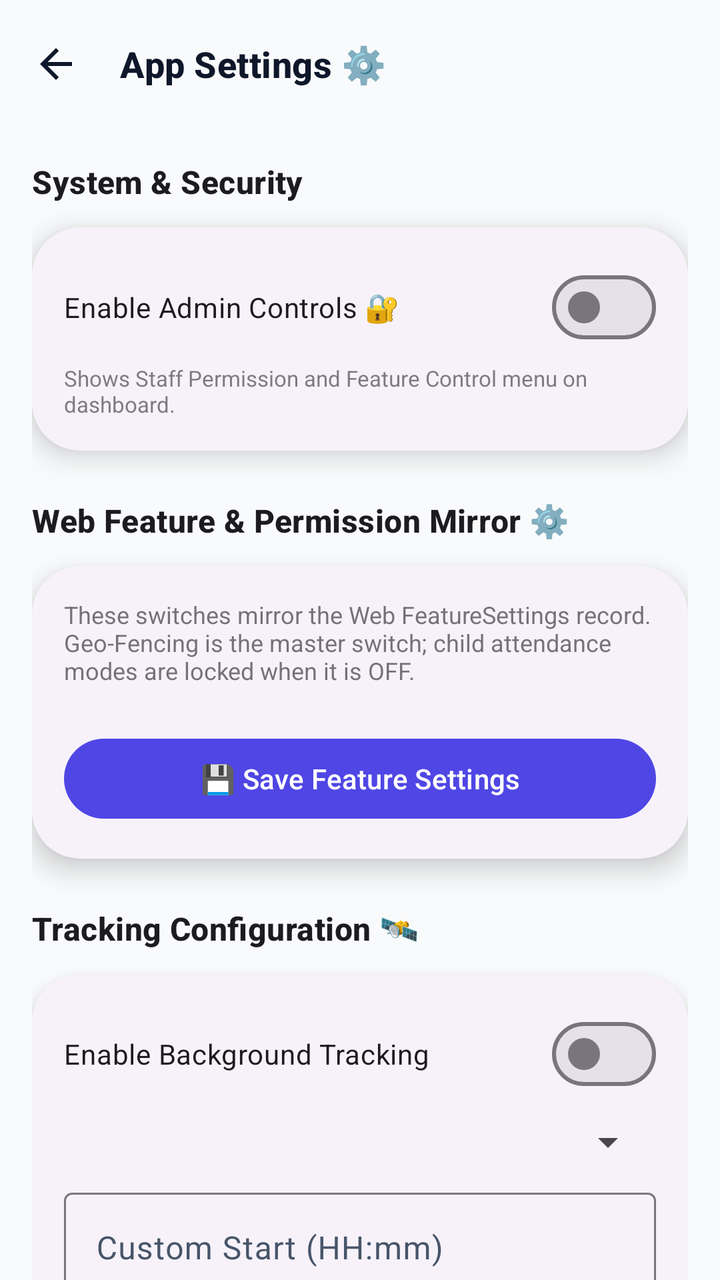
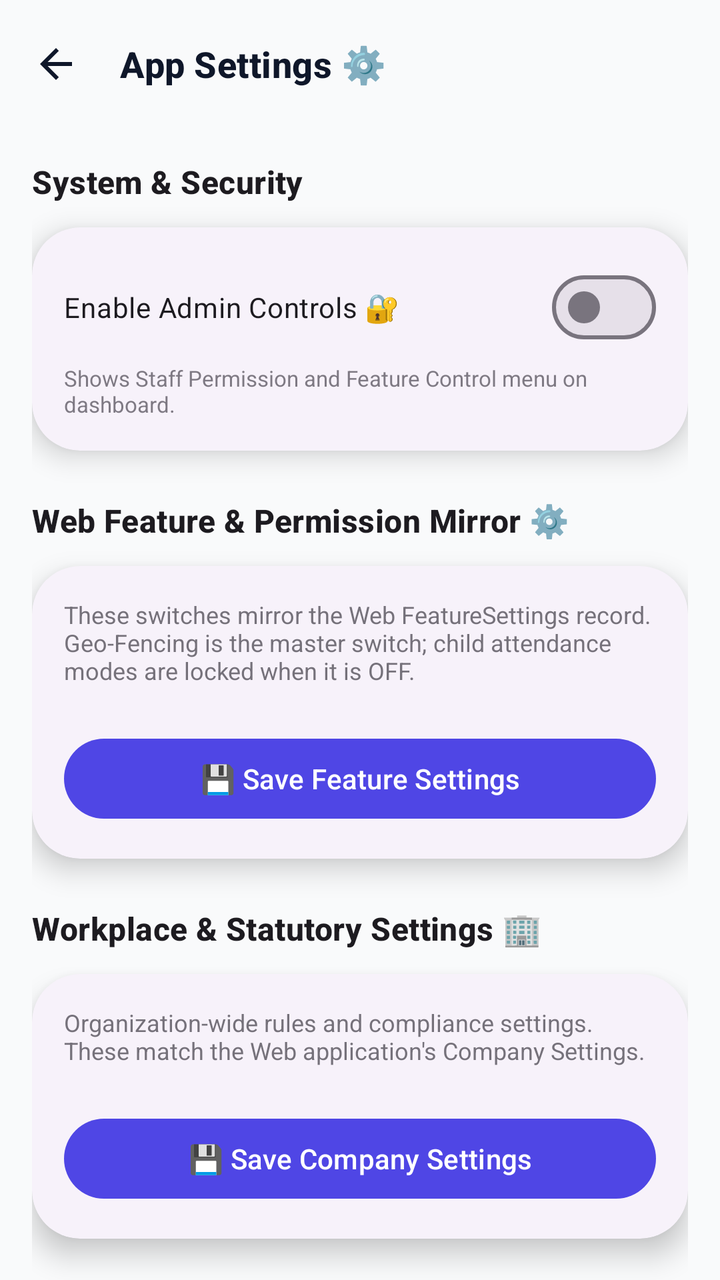

Screens rendered from an Android XML layout before and after an edit, with the pre-edit source and the edit as a unified diff.
<!-- AndroidManifest.xml: application theme Theme.Biometric -->
<!-- res/layout/activity_settings.xml -->
<?xml version="1.0" encoding="utf-8"?>
<androidx.coordinatorlayout.widget.CoordinatorLayout xmlns:android="http://schemas.android.com/apk/res/android"
    xmlns:app="http://schemas.android.com/apk/res-auto"
    xmlns:tools="http://schemas.android.com/tools"
    android:layout_width="match_parent"
    android:layout_height="match_parent"
    android:background="@color/window_background"
    android:fitsSystemWindows="true">

    <com.google.android.material.appbar.AppBarLayout
        android:layout_width="match_parent"
        android:layout_height="wrap_content"
        android:background="@android:color/transparent"
        app:elevation="0dp">

        <com.google.android.material.appbar.MaterialToolbar
            android:id="@+id/toolbar"
            android:layout_width="match_parent"
            android:layout_height="?attr/actionBarSize"
            app:navigationIcon="@drawable/ic_back"
            app:title="@string/title_app_settings"
            app:titleCentered="false"
            app:titleTextAppearance="@style/PremiumToolbarTitle" />

    </com.google.android.material.appbar.AppBarLayout>

    <androidx.core.widget.NestedScrollView
        android:layout_width="match_parent"
        android:layout_height="match_parent"
        android:fillViewport="true"
        app:layout_behavior="@string/appbar_scrolling_view_behavior">

        <LinearLayout
            android:layout_width="match_parent"
            android:layout_height="wrap_content"
            android:orientation="vertical"
            android:padding="16dp">

            <TextView
                android:layout_width="wrap_content"
                android:layout_height="wrap_content"
                android:text="System &amp; Security"
                android:textAppearance="@style/TextAppearance.Material3.TitleMedium"
                android:textStyle="bold"
                android:layout_marginBottom="12dp" />

            <com.google.android.material.card.MaterialCardView
                style="@style/PremiumCardView"
                android:layout_width="match_parent"
                android:layout_height="wrap_content"
                android:layout_marginBottom="24dp">
                <LinearLayout
                    android:layout_width="match_parent"
                    android:layout_height="wrap_content"
                    android:orientation="vertical"
                    android:padding="16dp">

                    <com.google.android.material.materialswitch.MaterialSwitch
                        android:id="@+id/switchAdminControls"
                        android:layout_width="match_parent"
                        android:layout_height="wrap_content"
                        android:text="Enable Admin Controls 🔐" />

                    <TextView
                        android:layout_width="match_parent"
                        android:layout_height="wrap_content"
                        android:text="Shows Staff Permission and Feature Control menu on dashboard."
                        android:textSize="11sp"
                        android:alpha="0.7"
                        android:layout_marginTop="4dp" />
                </LinearLayout>
            </com.google.android.material.card.MaterialCardView>

            <TextView
                android:layout_width="wrap_content"
                android:layout_height="wrap_content"
                android:text="Web Feature &amp; Permission Mirror ⚙️"
                android:textAppearance="@style/TextAppearance.Material3.TitleMedium"
                android:textStyle="bold"
                android:layout_marginBottom="12dp" />

            <com.google.android.material.card.MaterialCardView
                style="@style/PremiumCardView"
                android:layout_width="match_parent"
                android:layout_height="wrap_content"
                android:layout_marginBottom="24dp">
                <LinearLayout
                    android:layout_width="match_parent"
                    android:layout_height="wrap_content"
                    android:orientation="vertical"
                    android:padding="16dp">
                    <TextView
                        android:layout_width="match_parent"
                        android:layout_height="wrap_content"
                        android:text="These switches mirror the Web FeatureSettings record. Geo-Fencing is the master switch; child attendance modes are locked when it is OFF."
                        android:textSize="12sp"
                        android:alpha="0.75"
                        android:layout_marginBottom="10dp" />
                    <LinearLayout
                        android:id="@+id/featureToggleContainer"
                        android:layout_width="match_parent"
                        android:layout_height="wrap_content"
                        android:orientation="vertical" />
                    <com.google.android.material.button.MaterialButton
                        android:id="@+id/btnSaveFeatureSettings"
                        android:layout_width="match_parent"
                        android:layout_height="wrap_content"
                        android:text="💾 Save Feature Settings"
                        android:layout_marginTop="12dp" />
                </LinearLayout>
            </com.google.android.material.card.MaterialCardView>

            <TextView
                android:layout_width="wrap_content"
                android:layout_height="wrap_content"
                android:text="Tracking Configuration 🛰️"
                android:textAppearance="@style/TextAppearance.Material3.TitleMedium"
                android:textStyle="bold"
                android:layout_marginBottom="12dp" />

            <com.google.android.material.card.MaterialCardView
                style="@style/PremiumCardView"
                android:layout_width="match_parent"
                android:layout_height="wrap_content"
                android:layout_marginBottom="24dp">
                <LinearLayout
                    android:layout_width="match_parent"
                    android:layout_height="wrap_content"
                    android:orientation="vertical"
                    android:padding="16dp">
                    <com.google.android.material.materialswitch.MaterialSwitch
                        android:id="@+id/switchTrackingEnabled"
                        android:layout_width="match_parent"
                        android:layout_height="wrap_content"
                        android:text="Enable Background Tracking" />
                    <Spinner
                        android:id="@+id/spinnerTrackingMode"
                        android:layout_width="match_parent"
                        android:layout_height="wrap_content"
                        android:layout_marginTop="8dp" />
                    <com.google.android.material.textfield.TextInputLayout
                        android:layout_width="match_parent"
                        android:layout_height="wrap_content"
                        android:layout_marginTop="8dp"
                        android:hint="Custom Start (HH:mm)">
                        <com.google.android.material.textfield.TextInputEditText
                            android:id="@+id/editTrackingCustomStart"
                            android:layout_width="match_parent"
                            android:layout_height="wrap_content"
                            android:inputType="time" />
                    </com.google.android.material.textfield.TextInputLayout>
                    <com.google.android.material.textfield.TextInputLayout
                        android:layout_width="match_parent"
                        android:layout_height="wrap_content"
                        android:layout_marginTop="8dp"
                        android:hint="Custom End (HH:mm)">
                        <com.google.android.material.textfield.TextInputEditText
                            android:id="@+id/editTrackingCustomEnd"
                            android:layout_width="match_parent"
                            android:layout_height="wrap_content"
                            android:inputType="time" />
                    </com.google.android.material.textfield.TextInputLayout>
                    <com.google.android.material.textfield.TextInputLayout
                        android:layout_width="match_parent"
                        android:layout_height="wrap_content"
                        android:layout_marginTop="8dp"
                        android:hint="Tracking interval (seconds, 15-3600)">
                        <com.google.android.material.textfield.TextInputEditText
                            android:id="@+id/editTrackingInterval"
                            android:layout_width="match_parent"
                            android:layout_height="wrap_content"
                            android:inputType="number" />
                    </com.google.android.material.textfield.TextInputLayout>
                    <TextView
                        android:id="@+id/textTrackingConfigSource"
                        android:layout_width="match_parent"
                        android:layout_height="wrap_content"
                        android:text="Firebase-authoritative configuration"
                        android:textSize="11sp"
                        android:alpha="0.7"
                        android:layout_marginTop="8dp" />
                    <com.google.android.material.button.MaterialButton
                        android:id="@+id/btnSaveTrackingConfiguration"
                        android:layout_width="match_parent"
                        android:layout_height="wrap_content"
                        android:text="💾 Save Tracking Configuration"
                        android:layout_marginTop="10dp" />
                </LinearLayout>
            </com.google.android.material.card.MaterialCardView>

            <TextView
                android:layout_width="wrap_content"
                android:layout_height="wrap_content"
                android:text="Sharing &amp; Feedback"
                android:textAppearance="@style/TextAppearance.Material3.TitleMedium"
                android:textStyle="bold"
                android:layout_marginBottom="12dp" />

            <com.google.android.material.card.MaterialCardView
                android:id="@+id/btnShareApp"
                style="@style/PremiumCardView"
                android:layout_width="match_parent"
                android:layout_height="wrap_content"
                android:layout_marginBottom="16dp">
                <LinearLayout
                    android:layout_width="match_parent"
                    android:layout_height="wrap_content"
                    android:orientation="horizontal"
                    android:padding="16dp"
                    android:gravity="center_vertical">
                    <TextView
                        android:layout_width="wrap_content"
                        android:layout_height="wrap_content"
                        android:text="📤"
                        android:textSize="24sp"
                        android:importantForAccessibility="no" />
                    <LinearLayout
                        android:layout_width="0dp"
                        android:layout_height="wrap_content"
                        android:layout_weight="1"
                        android:layout_marginStart="16dp"
                        android:orientation="vertical">
                        <TextView
                            android:layout_width="wrap_content"
                            android:layout_height="wrap_content"
                            android:text="@string/label_share_app_apk"
                            android:textStyle="bold" />
                        <TextView
                            android:layout_width="wrap_content"
                            android:layout_height="wrap_content"
                            android:text="@string/label_share_app_desc"
                            android:textSize="11sp"
                            android:alpha="0.7" />
                    </LinearLayout>
                    <ImageView
                        android:layout_width="24dp"
                        android:layout_height="24dp"
                        android:src="@drawable/ic_share"
                        app:tint="?attr/colorOnSurface" />
                </LinearLayout>
            </com.google.android.material.card.MaterialCardView>

        </LinearLayout>
    </androidx.core.widget.NestedScrollView>

</androidx.coordinatorlayout.widget.CoordinatorLayout>
<!-- resources referenced by this layout -->
<resources>
  <color name="window_background">#F9FAFB</color>
  <!-- drawable ic_back (drawable) -->
  <vector xmlns:android="http://schemas.android.com/apk/res/android"
      android:width="24dp"
      android:height="24dp"
      android:viewportWidth="24"
      android:viewportHeight="24"
      android:tint="?attr/colorControlNormal">
    <path
        android:fillColor="@android:color/white"
        android:pathData="M20,11H7.83l5.59,-5.59L12,4l-8,8 8,8 1.41,-1.41L7.83,13H20v-2z"/>
  </vector>
  <!-- drawable ic_share (drawable) -->
  <vector xmlns:android="http://schemas.android.com/apk/res/android"
      android:width="24dp"
      android:height="24dp"
      android:viewportWidth="24"
      android:viewportHeight="24">
      <path
          android:fillColor="#FFFFFFFF"
          android:pathData="M18,16.08c-0.76,0 -1.44,0.3 -1.96,0.77L8.91,12.7c0.05,-0.23 0.09,-0.46 0.09,-0.7s-0.04,-0.47 -0.09,-0.7l7.05,-4.11c0.54,0.5 1.25,0.81 2.04,0.81c1.66,0 3,-1.34 3,-3s-1.34,-3 -3,-3s-3,1.34 -3,3c0,0.24 0.04,0.47 0.09,0.7L8.04,9.81C7.5,9.31 6.79,9 6,9c-1.66,0 -3,1.34 -3,3s1.34,3 3,3c0.79,0 1.5,-0.31 2.04,-0.81l7.12,4.16c-0.05,0.21 -0.08,0.43 -0.08,0.65c0,1.61 1.31,2.92 2.92,2.92c1.61,0 2.92,-1.31 2.92,-2.92s-1.31,-2.92 -2.92,-2.92z"/>
  </vector>
  <string name="label_share_app_apk">Share App APK</string>
  <string name="label_share_app_desc">Directly share this application with another device</string>
  <string name="title_app_settings">App Settings ⚙️</string>
  <style name="PremiumCardView" parent="Widget.App.CardView">
          <item name="cardElevation">8dp</item>
          <item name="cardCornerRadius">24dp</item>
          <item name="android:foreground">?attr/selectableItemBackground</item>
      </style>
  <style name="PremiumToolbarTitle" parent="TextAppearance.Material3.TitleMedium">
          <item name="android:textStyle">bold</item>
          <item name="android:textColor">?attr/colorOnSurface</item>
          <item name="android:maxLines">1</item>
          <item name="android:ellipsize">marquee</item>
          <item name="android:textSize">18sp</item>
      </style>
  <style name="Widget.App.CardView" parent="Widget.Material3.CardView.Elevated">
          <item name="cardCornerRadius">16dp</item>
          <item name="cardElevation">4dp</item>
      </style>
  <color name="colorPrimary">#4F46E5</color>
  <color name="colorPrimaryDark">#4338CA</color>
  <color name="colorAccent">#F43F5E</color>
  <color name="text_primary">#0F172A</color>
  <color name="colorSurfaceVariant">#F3F4F6</color>
  <color name="text_secondary">#475569</color>
  <color name="red">#EF4444</color>
  <color name="outline">#79747E</color>
  <color name="outline_variant">#CAC4D0</color>
  <style name="Widget.App.Toolbar" parent="Widget.Material3.Toolbar.OnSurface">
          <item name="titleTextAppearance">@style/TextAppearance.App.ToolbarTitle</item>
      </style>
  <style name="TextAppearance.App.ToolbarTitle" parent="TextAppearance.Material3.TitleLarge">
          <item name="android:textStyle">bold</item>
      </style>
  <!-- unchanged entries left out for length: 1 -->
</resources>

<!-- the commit's change to res/layout/activity_settings.xml (unified diff, before → after) -->
@@ -2,12 +2,14 @@
 <androidx.coordinatorlayout.widget.CoordinatorLayout xmlns:android="http://schemas.android.com/apk/res/android"
     xmlns:app="http://schemas.android.com/apk/res-auto"
     xmlns:tools="http://schemas.android.com/tools"
+    android:id="@+id/clSettingsRoot"
     android:layout_width="match_parent"
     android:layout_height="match_parent"
     android:background="@color/window_background"
-    android:fitsSystemWindows="true">
+    android:fitsSystemWindows="false">
 
     <com.google.android.material.appbar.AppBarLayout
+        android:id="@+id/appBar"
         android:layout_width="match_parent"
         android:layout_height="wrap_content"
         android:background="@android:color/transparent"
@@ -106,6 +108,47 @@
                         android:layout_width="match_parent"
                         android:layout_height="wrap_content"
                         android:text="💾 Save Feature Settings"
+                        android:layout_marginTop="12dp" />
+                </LinearLayout>
+            </com.google.android.material.card.MaterialCardView>
+
+            <TextView
+                android:layout_width="wrap_content"
+                android:layout_height="wrap_content"
+                android:text="Workplace &amp; Statutory Settings 🏢"
+                android:textAppearance="@style/TextAppearance.Material3.TitleMedium"
+                android:textStyle="bold"
+                android:layout_marginBottom="12dp" />
+
+            <com.google.android.material.card.MaterialCardView
+                style="@style/PremiumCardView"
+                android:layout_width="match_parent"
+                android:layout_height="wrap_content"
+                android:layout_marginBottom="24dp">
+                <LinearLayout
+                    android:layout_width="match_parent"
+                    android:layout_height="wrap_content"
+                    android:orientation="vertical"
+                    android:padding="16dp">
+                    <TextView
+                        android:layout_width="match_parent"
+                        android:layout_height="wrap_content"
+                        android:text="Organization-wide rules and compliance settings. These match the Web application's Company Settings."
+                        android:textSize="12sp"
+                        android:alpha="0.75"
+                        android:layout_marginBottom="10dp" />
+
+                    <LinearLayout
+                        android:id="@+id/companySettingsContainer"
+                        android:layout_width="match_parent"
+                        android:layout_height="wrap_content"
+                        android:orientation="vertical" />
+
+                    <com.google.android.material.button.MaterialButton
+                        android:id="@+id/btnSaveCompanySettings"
+                        android:layout_width="match_parent"
+                        android:layout_height="wrap_content"
+                        android:text="💾 Save Company Settings"
                         android:layout_marginTop="12dp" />
                 </LinearLayout>
             </com.google.android.material.card.MaterialCardView>
